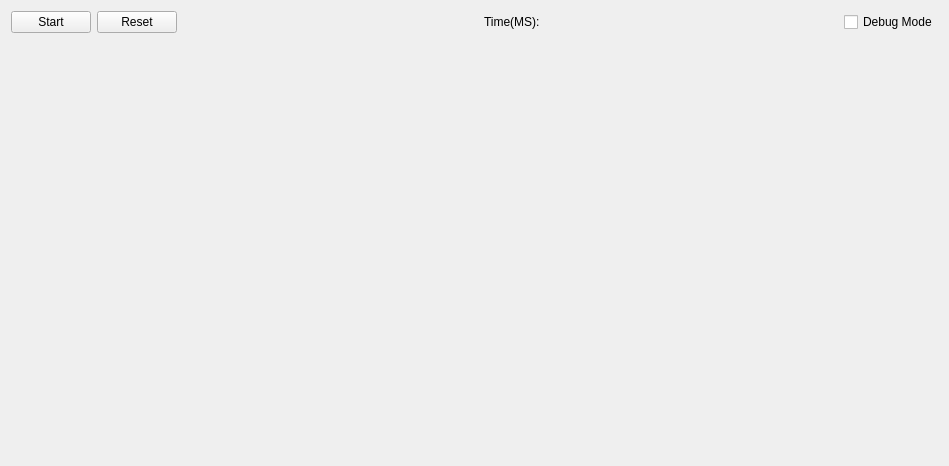
Above: AF_Program/AF_Program/TabTemplate.ui from AndrewF001/Andrews_Program before the change. Below: the same form after it.
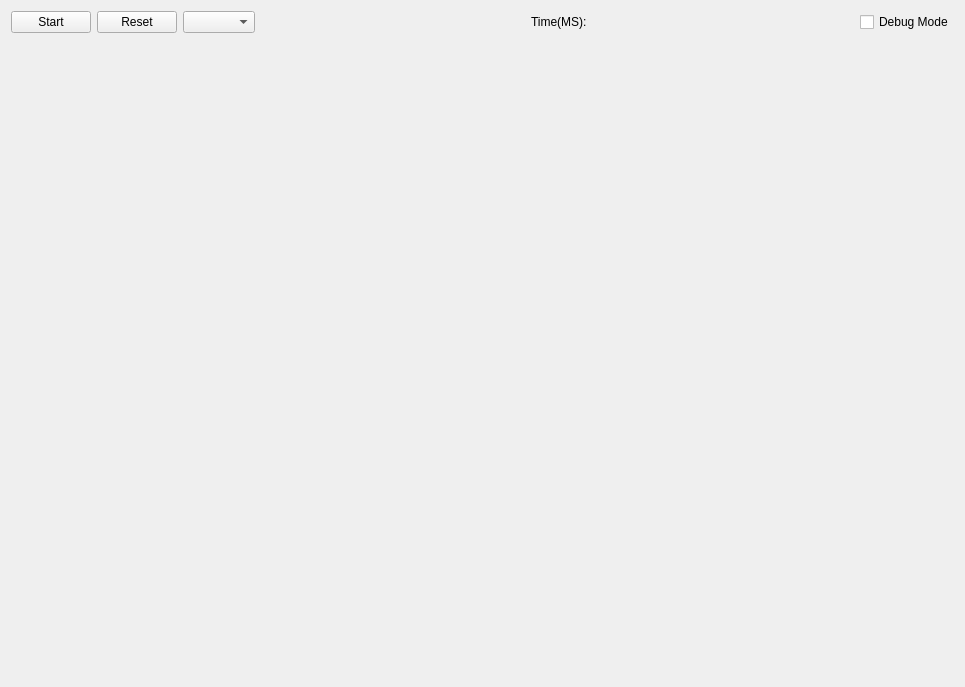
That is the form after the change.

The edit to the form file:
```diff
--- a/AF_Program/AF_Program/TabTemplate.ui
+++ b/AF_Program/AF_Program/TabTemplate.ui
@@ -6,42 +6,42 @@
    <rect>
     <x>0</x>
     <y>0</y>
-    <width>949</width>
-    <height>466</height>
+    <width>965</width>
+    <height>687</height>
    </rect>
   </property>
   <property name="windowTitle">
    <string>TabTemplate</string>
   </property>
   <layout class="QGridLayout" name="gridLayout">
-   <item row="0" column="3">
-    <spacer name="horizontalSpacer">
-     <property name="orientation">
-      <enum>Qt::Horizontal</enum>
-     </property>
-     <property name="sizeHint" stdset="0">
-      <size>
-       <width>40</width>
-       <height>20</height>
-      </size>
-     </property>
-    </spacer>
-   </item>
    <item row="0" column="4">
+    <spacer name="horizontalSpacer">
+     <property name="orientation">
+      <enum>Qt::Horizontal</enum>
+     </property>
+     <property name="sizeHint" stdset="0">
+      <size>
+       <width>40</width>
+       <height>20</height>
+      </size>
+     </property>
+    </spacer>
+   </item>
+   <item row="0" column="5">
     <widget class="QLabel" name="Timer">
      <property name="text">
       <string>Time(MS): </string>
      </property>
     </widget>
    </item>
-   <item row="0" column="6">
+   <item row="0" column="7">
     <widget class="QCheckBox" name="DebugMode">
      <property name="text">
       <string>Debug Mode</string>
      </property>
     </widget>
    </item>
-   <item row="0" column="5">
+   <item row="0" column="6">
     <spacer name="horizontalSpacer_2">
      <property name="orientation">
       <enum>Qt::Horizontal</enum>
@@ -64,7 +64,7 @@
    <item row="0" column="2">
     <widget class="QWidget" name="TitleWidget" native="true"/>
    </item>
-   <item row="1" column="0" colspan="7">
+   <item row="1" column="0" colspan="8">
     <widget class="QWidget" name="TabWidget" native="true"/>
    </item>
    <item row="0" column="1">
@@ -74,6 +74,9 @@
      </property>
     </widget>
    </item>
+   <item row="0" column="2">
+    <widget class="QComboBox" name="AlgoComboBox"/>
+   </item>
   </layout>
  </widget>
  <layoutdefault spacing="6" margin="11"/>
```
Left out of the diff: 2 changed lines with no effect on the pictures.
